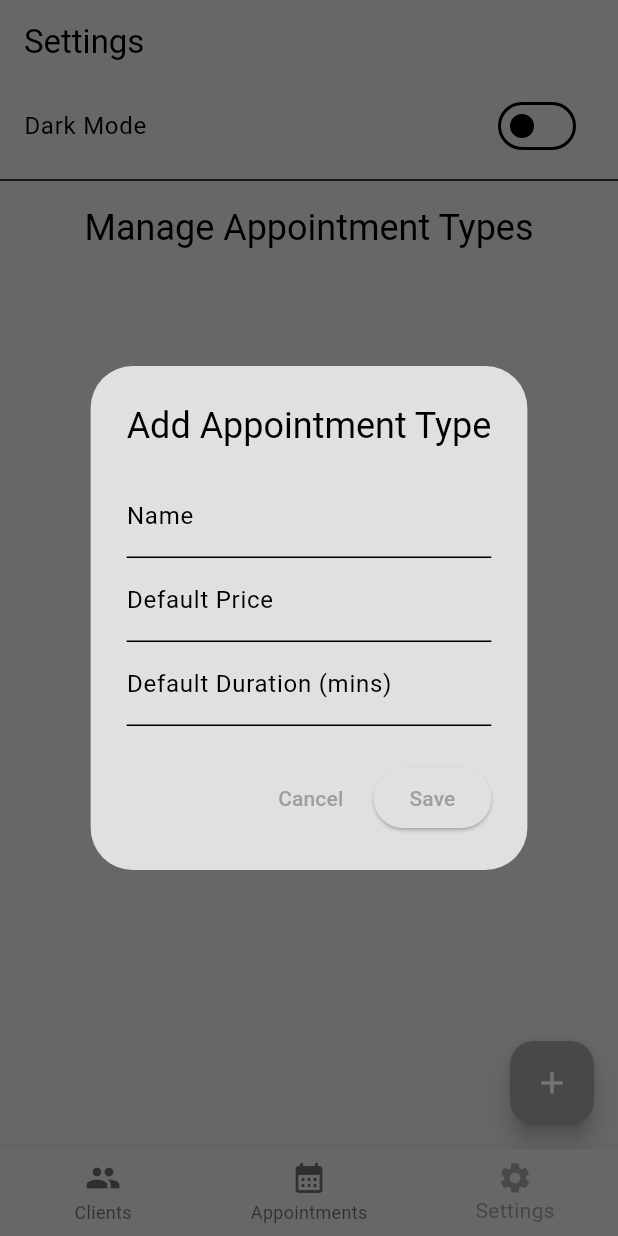
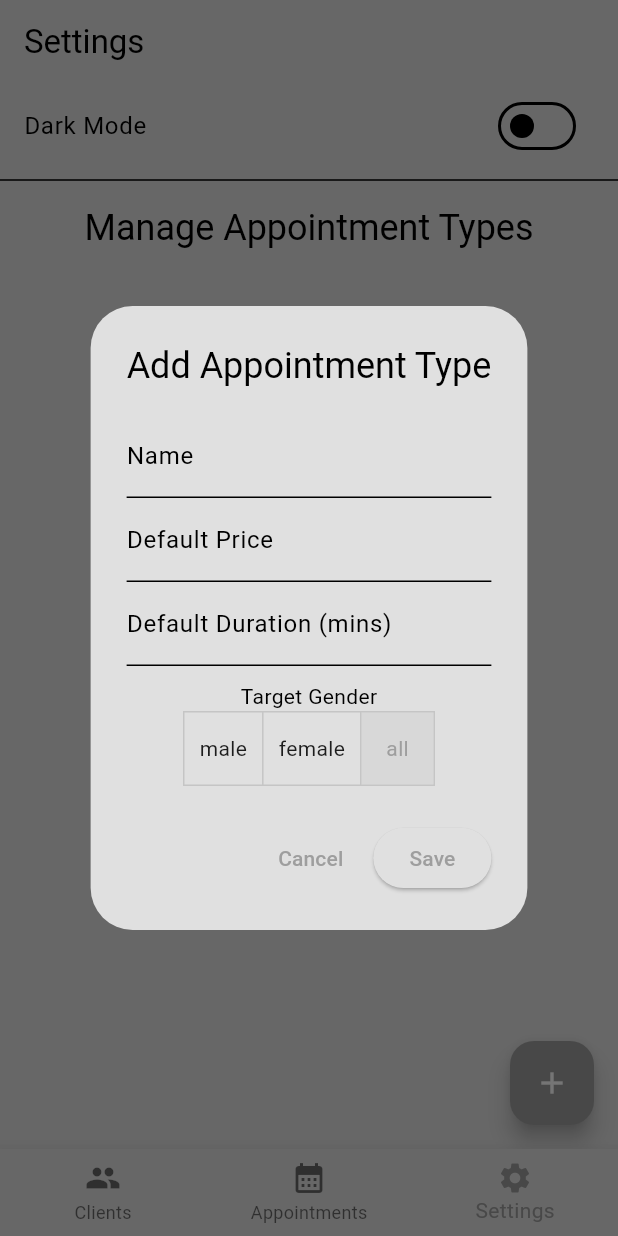
Before and after one commit to GiulioCallegarin/Barbero, a Flutter app: the screen it shows after launch, item 3 of the bottom bar chosen, after a tap on the "add" icon, on a phone screen of 412 x 824 dp. Run offline on Flutter 3.47's test engine with Material 3 defaults, Android fonts, the phone set to English and light mode, and no system bars; our stand-ins replace hive_ce, hive_ce_flutter, table_calendar; accounts and stored records are empty.

Commit message:
Cosmetic updates

```diff
--- a/lib/app_router.dart
+++ b/lib/app_router.dart
@@ -11,7 +11,7 @@ class AppRouter extends StatefulWidget {
 }
 
 class _AppRouterState extends State<AppRouter> {
-  int _selectedIndex = 0;
+  int _selectedIndex = 1;
 
   static const List<Widget> _widgetOptions = <Widget>[
     ClientsPage(),
--- a/lib/models/appointment_type.dart
+++ b/lib/models/appointment_type.dart
@@ -16,11 +16,15 @@ class AppointmentType extends HiveObject {
   @HiveField(3)
   late int defaultDuration;
 
+  @HiveField(4) // New field
+  late String target; // "male", "female", or "all"
+
   AppointmentType({
     required this.id,
     required this.name,
     required this.defaultPrice,
     required this.defaultDuration,
+    this.target = 'all', // Required
   });
 
   static Future<int> getNextId() async {
--- a/lib/widgets/appointment_type_dialog.dart
+++ b/lib/widgets/appointment_type_dialog.dart
@@ -20,6 +20,7 @@ class _AppointmentTypeDialogState extends State<AppointmentTypeDialog> {
   final _nameController = TextEditingController();
   final _priceController = TextEditingController();
   final _durationController = TextEditingController();
+  String _selectedTarget = "all"; // Default value
 
   @override
   void initState() {
@@ -29,6 +30,7 @@ class _AppointmentTypeDialogState extends State<AppointmentTypeDialog> {
       _priceController.text = widget.appointmentType!.defaultPrice.toString();
       _durationController.text =
           widget.appointmentType!.defaultDuration.toString();
+      _selectedTarget = widget.appointmentType!.target;
     }
   }
 
@@ -49,6 +51,7 @@ class _AppointmentTypeDialogState extends State<AppointmentTypeDialog> {
         name: _nameController.text,
         defaultPrice: double.parse(_priceController.text),
         defaultDuration: int.parse(_durationController.text),
+        target: _selectedTarget, // Save selected gender
       );
       widget.box.put(newId, newType);
     } else {
@@ -59,6 +62,7 @@ class _AppointmentTypeDialogState extends State<AppointmentTypeDialog> {
       widget.appointmentType!.defaultDuration = int.parse(
         _durationController.text,
       );
+      widget.appointmentType!.target = _selectedTarget; // Update target
       widget.appointmentType!.save();
     }
 
@@ -92,6 +96,34 @@ class _AppointmentTypeDialogState extends State<AppointmentTypeDialog> {
             ),
             keyboardType: TextInputType.number,
           ),
+          const SizedBox(height: 10),
+          const Text("Target Gender"),
+          ToggleButtons(
+            isSelected: [
+              _selectedTarget == "male",
+              _selectedTarget == "female",
+              _selectedTarget == "all",
+            ],
+            onPressed: (index) {
+              setState(() {
+                _selectedTarget = ["male", "female", "all"][index];
+              });
+            },
+            children: const [
+              Padding(
+                padding: EdgeInsets.symmetric(horizontal: 10),
+                child: Text("male"),
+              ),
+              Padding(
+                padding: EdgeInsets.symmetric(horizontal: 10),
+                child: Text("female"),
+              ),
+              Padding(
+                padding: EdgeInsets.symmetric(horizontal: 10),
+                child: Text("all"),
+              ),
+            ],
+          ),
         ],
       ),
       actions: [
--- a/lib/widgets/appointment_type_list.dart
+++ b/lib/widgets/appointment_type_list.dart
@@ -49,7 +49,7 @@ class AppointmentTypeList extends StatelessWidget {
                   mainAxisSize: MainAxisSize.min,
                   children: [
                     IconButton(
-                      icon: const Icon(Icons.edit),
+                      icon: const Icon(Icons.edit, color: Colors.blue),
                       onPressed:
                           () => showAddAppointmentTypeDialog(
                             context,
--- a/lib/widgets/client_dialog.dart
+++ b/lib/widgets/client_dialog.dart
@@ -19,7 +19,7 @@ class _ClientDialogState extends State<ClientDialog> {
   final _lastNameController = TextEditingController();
   final _phoneController = TextEditingController();
   final _addressController = TextEditingController();
-  String _selectedGender = "Male";
+  String _selectedGender = "male";
 
   @override
   void initState() {
@@ -94,7 +94,7 @@ class _ClientDialogState extends State<ClientDialog> {
             Row(
               mainAxisAlignment: MainAxisAlignment.spaceAround,
               children:
-                  ["Male", "Female", "Other"].map((gender) {
+                  ["male", "female"].map((gender) {
                     return ElevatedButton(
                       onPressed: () => setState(() => _selectedGender = gender),
                       style: ElevatedButton.styleFrom(
```
Also changed, not shown: lib/models/appointment_type.g.dart.
